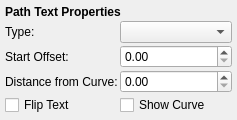
The window that scribus/ui/propertywidget_pathtextbase.ui (nitramr/scribus-indigo) describes before a commit, drawn with Qt 5.
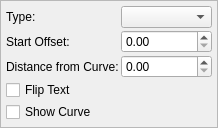
The same window after the commit. Custom widgets are drawn as their Qt base class.

Diff of the .ui file:
```diff
--- a/scribus/ui/propertywidget_pathtextbase.ui
+++ b/scribus/ui/propertywidget_pathtextbase.ui
@@ -6,21 +6,18 @@
    <rect>
     <x>0</x>
     <y>0</y>
-    <width>237</width>
-    <height>120</height>
+    <width>218</width>
+    <height>118</height>
    </rect>
   </property>
   <property name="windowTitle">
    <string>Frame</string>
   </property>
   <property name="frameShape">
-   <enum>QFrame::NoFrame</enum>
+   <enum>QFrame::StyledPanel</enum>
   </property>
   <property name="frameShadow">
-   <enum>QFrame::Plain</enum>
-  </property>
-  <property name="lineWidth">
-   <number>0</number>
+   <enum>QFrame::Raised</enum>
   </property>
   <layout class="QGridLayout" name="gridLayout">
    <property name="leftMargin">
@@ -38,60 +35,47 @@
    <property name="spacing">
     <number>2</number>
    </property>
-   <item row="2" column="0">
+   <item row="0" column="0">
+    <widget class="QLabel" name="pathTextTypeLabel">
+     <property name="text">
+      <string>Type:</string>
+     </property>
+    </widget>
+   </item>
+   <item row="0" column="1">
+    <widget class="ScComboBox" name="pathTextType"/>
+   </item>
+   <item row="1" column="0">
     <widget class="QLabel" name="startOffsetLabel">
      <property name="text">
       <string>Start Offset:</string>
      </property>
     </widget>
    </item>
-   <item row="4" column="1">
-    <widget class="QCheckBox" name="showCurveCheckBox">
-     <property name="text">
-      <string>Show Curve</string>
-     </property>
-    </widget>
+   <item row="1" column="1">
+    <widget class="ScrSpinBox" name="startOffset"/>
    </item>
-   <item row="3" column="1">
-    <widget class="ScrSpinBox" name="distFromCurve"/>
-   </item>
-   <item row="3" column="0">
+   <item row="2" column="0">
     <widget class="QLabel" name="distFromCurveLabel">
      <property name="text">
       <string>Distance from Curve:</string>
      </property>
     </widget>
    </item>
-   <item row="4" column="0">
+   <item row="2" column="1">
+    <widget class="ScrSpinBox" name="distFromCurve"/>
+   </item>
+   <item row="3" column="0">
     <widget class="QCheckBox" name="flippedPathText">
      <property name="text">
       <string>Flip Text</string>
      </property>
     </widget>
    </item>
-   <item row="1" column="0">
-    <widget class="QLabel" name="pathTextTypeLabel">
+   <item row="4" column="0">
+    <widget class="QCheckBox" name="showCurveCheckBox">
      <property name="text">
-      <string>Type:</string>
-     </property>
-    </widget>
-   </item>
-   <item row="2" column="1">
-    <widget class="ScrSpinBox" name="startOffset"/>
-   </item>
-   <item row="1" column="1">
-    <widget class="ScComboBox" name="pathTextType"/>
-   </item>
-   <item row="0" column="0" colspan="2">
-    <widget class="QLabel" name="lblTitle">
-     <property name="font">
-      <font>
-       <weight>75</weight>
-       <bold>true</bold>
-      </font>
-     </property>
-     <property name="text">
-      <string>Path Text Properties</string>
+      <string>Show Curve</string>
      </property>
     </widget>
    </item>
```
Left out of the diff: 11 changed lines with no effect on the pictures.
